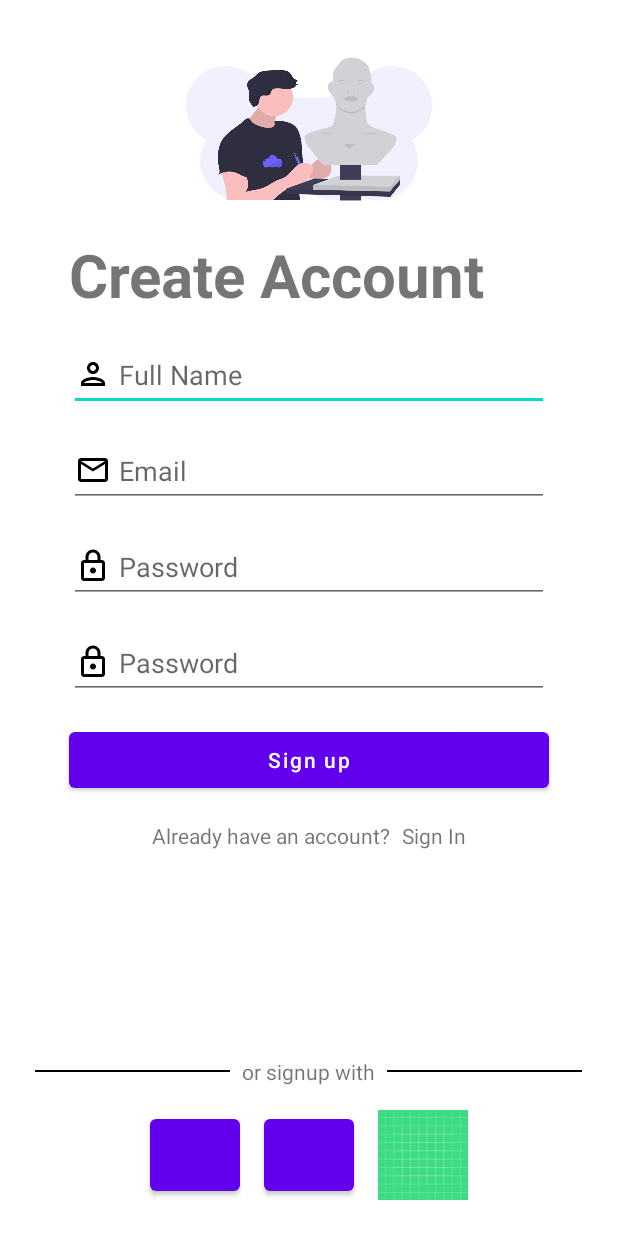
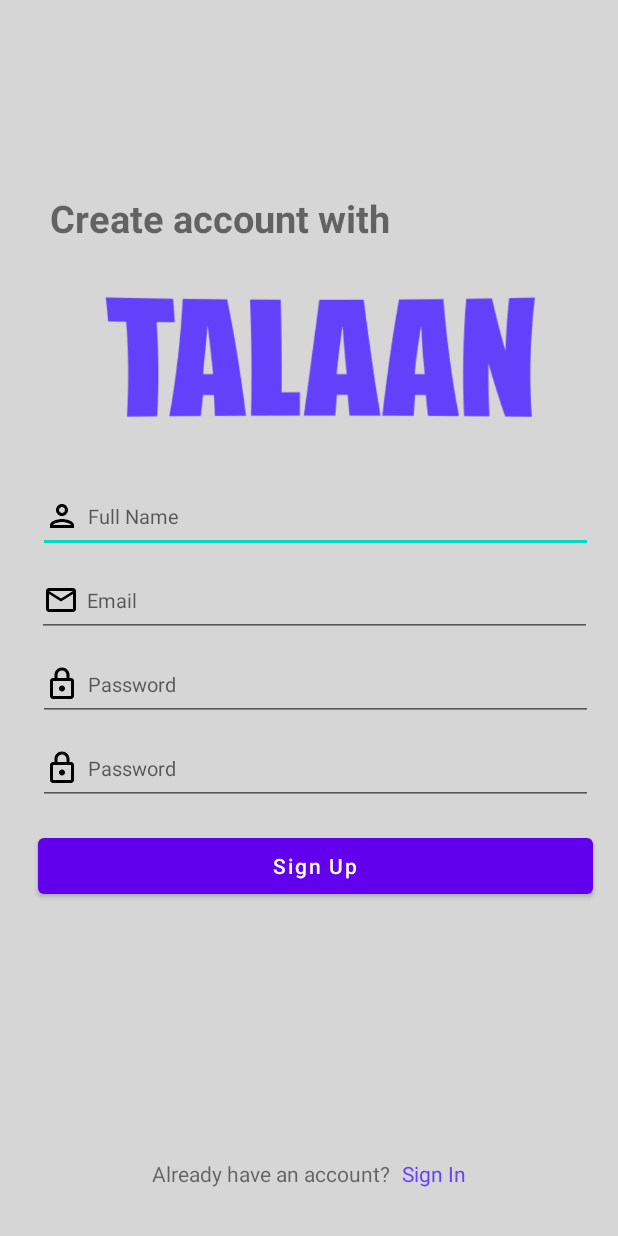
Before and after one commit to JCLabanero/hampas-libro, an Android app: the RegisterActivity screen opened directly, with no data from a screen before it, on a phone screen of 412 x 824 dp. Run offline under Robolectric (Android 15) with nearby library versions, the phone set to English and light mode, and no system bars.

Commit message:
update register act design and animation

```diff
--- a/app/src/main/java/com/example/slambookapp/activities/RegisterActivity.java
+++ b/app/src/main/java/com/example/slambookapp/activities/RegisterActivity.java
@@ -1,8 +1,10 @@
 package com.example.slambookapp.activities;
 
 import androidx.appcompat.app.AppCompatActivity;
+import androidx.constraintlayout.widget.ConstraintLayout;
 
 import android.content.Context;
+import android.graphics.drawable.AnimationDrawable;
 import android.os.Bundle;
 import android.view.View;
 import android.widget.Button;
@@ -30,6 +32,12 @@ public class RegisterActivity extends AppCompatActivity {
         setContentView(R.layout.activity_register);
 
         init();
+        ConstraintLayout resigterAct = findViewById(R.id.registerAct);
+        AnimationDrawable anim = (AnimationDrawable) resigterAct.getBackground();
+        anim.setEnterFadeDuration(5000);
+        anim.setExitFadeDuration(5000);
+        anim.start();
+
         database = new SQLiteDBHelper(context);
         signUp.setOnClickListener(clickHandler);
         login.setOnClickListener(clickHandler);
--- a/app/src/main/res/layout/activity_register.xml
+++ b/app/src/main/res/layout/activity_register.xml
@@ -4,84 +4,47 @@
     xmlns:tools="http://schemas.android.com/tools"
     android:layout_width="match_parent"
     android:layout_height="match_parent"
-    tools:context=".activities.LoginActivity">
-
-    <TextView
-        android:id="@+id/welcome"
-        android:layout_width="wrap_content"
-        android:layout_height="wrap_content"
-        android:layout_centerHorizontal="true"
-        android:layout_centerVertical="true"
-        android:gravity="start"
-        android:text="@string/create_account"
-        android:textSize="40sp"
-        android:textStyle="bold"
-        app:layout_constraintStart_toStartOf="@+id/editTextEmailAddress"
-        app:layout_constraintTop_toBottomOf="@+id/imageView" />
+    tools:context=".activities.LoginActivity"
+    android:background="@drawable/bg_color_list"
+    android:id="@+id/registerAct">
 
     <EditText
         android:id="@+id/editTextFullName"
-        android:layout_width="320dp"
+        android:layout_width="370dp"
         android:layout_height="48dp"
-        android:layout_marginTop="16dp"
+        android:layout_marginTop="8dp"
         android:drawableStart="@drawable/ic_outline_person"
         android:drawablePadding="5dp"
         android:ems="10"
         android:hint="@string/full_name"
         android:importantForAutofill="no"
         android:inputType="textEmailAddress"
+        android:textSize="13sp"
         app:layout_constraintEnd_toEndOf="parent"
+        app:layout_constraintHorizontal_bias="0.609"
         app:layout_constraintStart_toStartOf="parent"
-        app:layout_constraintTop_toBottomOf="@+id/welcome" />
+        app:layout_constraintTop_toBottomOf="@+id/imageView" />
 
     <EditText
-        android:id="@+id/editTextEmailAddress"
-        android:layout_width="320dp"
+        android:id="@+id/editTextConfirmPassword"
+        android:layout_width="370dp"
         android:layout_height="48dp"
-        android:layout_marginTop="16dp"
-        android:drawableStart="@drawable/ic_outline_email"
-        android:drawablePadding="5dp"
-        android:ems="10"
-        android:hint="@string/email"
-        android:importantForAutofill="no"
-        android:inputType="textEmailAddress"
-        app:layout_constraintEnd_toEndOf="parent"
-        app:layout_constraintStart_toStartOf="parent"
-        app:layout_constraintTop_toBottomOf="@+id/editTextFullName" />
-
-    <EditText
-        android:id="@+id/editTextPassword"
-        android:layout_width="320dp"
-        android:layout_height="48dp"
-        android:layout_marginTop="16dp"
+        android:layout_marginTop="8dp"
         android:drawableStart="@drawable/ic_outline_lock"
         android:drawablePadding="5dp"
         android:ems="10"
         android:hint="@string/password"
         android:importantForAutofill="no"
         android:inputType="textPassword"
+        android:textSize="13sp"
         app:layout_constraintEnd_toEndOf="parent"
-        app:layout_constraintStart_toStartOf="parent"
-        app:layout_constraintTop_toBottomOf="@+id/editTextEmailAddress" />
-
-    <EditText
-        android:id="@+id/editTextConfirmPassword"
-        android:layout_width="320dp"
-        android:layout_height="48dp"
-        android:layout_marginTop="16dp"
-        android:drawableStart="@drawable/ic_outline_lock"
-        android:drawablePadding="5dp"
-        android:ems="10"
-        android:hint="@string/password"
-        android:importantForAutofill="no"
-        android:inputType="textPassword"
-        app:layout_constraintEnd_toEndOf="parent"
+        app:layout_constraintHorizontal_bias="0.609"
         app:layout_constraintStart_toStartOf="parent"
         app:layout_constraintTop_toBottomOf="@+id/editTextPassword" />
 
     <Button
         android:id="@+id/buttonSignup"
-        android:layout_width="wrap_content"
+        android:layout_width="370dp"
         android:layout_height="wrap_content"
         android:layout_marginTop="16dp"
         android:width="320dp"
@@ -90,29 +53,81 @@
         android:text="@string/sign_up"
         android:textAllCaps="false"
         app:layout_constraintEnd_toEndOf="parent"
+        app:layout_constraintHorizontal_bias="0.609"
         app:layout_constraintStart_toStartOf="parent"
         app:layout_constraintTop_toBottomOf="@+id/editTextConfirmPassword"
         tools:ignore="TextContrastCheck" />
 
+    <EditText
+        android:id="@+id/editTextEmailAddress"
+        android:layout_width="370dp"
+        android:layout_height="48dp"
+        android:layout_marginTop="8dp"
+        android:drawableStart="@drawable/ic_outline_email"
+        android:drawablePadding="5dp"
+        android:ems="10"
+        android:hint="@string/email"
+        android:importantForAutofill="no"
+        android:inputType="textEmailAddress"
+        android:textSize="13sp"
+        app:layout_constraintEnd_toEndOf="parent"
+        app:layout_constraintHorizontal_bias="0.585"
+        app:layout_constraintStart_toStartOf="parent"
+        app:layout_constraintTop_toBottomOf="@+id/editTextFullName" />
+
     <ImageView
         android:id="@+id/imageView"
-        android:layout_width="200dp"
-        android:layout_height="140dp"
-        android:layout_marginTop="16dp"
+        android:layout_width="300dp"
+        android:layout_height="150dp"
         app:layout_constraintEnd_toEndOf="parent"
+        app:layout_constraintHorizontal_bias="0.585"
         app:layout_constraintStart_toStartOf="parent"
-        app:layout_constraintTop_toTopOf="parent"
-        app:srcCompat="@drawable/register_design" />
+        app:layout_constraintTop_toBottomOf="@+id/welcome"
+        app:srcCompat="@drawable/logo"
+        app:tint="@color/primary" />
+
+    <TextView
+        android:id="@+id/welcome"
+        android:layout_width="wrap_content"
+        android:layout_height="wrap_content"
+        android:layout_centerHorizontal="true"
+        android:layout_centerVertical="true"
+        android:layout_marginStart="8dp"
+        android:layout_marginTop="128dp"
+        android:gravity="start"
+        android:text="@string/create_account"
+        android:textSize="25sp"
+        android:textStyle="bold"
+        app:layout_constraintStart_toStartOf="@+id/editTextFullName"
+        app:layout_constraintTop_toTopOf="parent" />
+
+    <EditText
+        android:id="@+id/editTextPassword"
+        android:layout_width="370dp"
+        android:layout_height="48dp"
+        android:layout_marginTop="8dp"
+        android:drawableStart="@drawable/ic_outline_lock"
+        android:drawablePadding="5dp"
+        android:ems="10"
+        android:hint="@string/password"
+        android:importantForAutofill="no"
+        android:inputType="textPassword"
+        android:textSize="13sp"
+        app:layout_constraintEnd_toEndOf="parent"
+        app:layout_constraintHorizontal_bias="0.609"
+        app:layout_constraintStart_toStartOf="parent"
+        app:layout_constraintTop_toBottomOf="@+id/editTextEmailAddress" />
 
     <LinearLayout
         android:id="@+id/linearLayout3"
         android:layout_width="match_parent"
         android:layout_height="wrap_content"
-        android:layout_marginTop="16dp"
+        android:layout_marginBottom="32dp"
         android:gravity="center"
+        app:layout_constraintBottom_toBottomOf="parent"
         app:layout_constraintEnd_toEndOf="parent"
-        app:layout_constraintStart_toStartOf="parent"
-        app:layout_constraintTop_toBottomOf="@+id/buttonSignup">
+        app:layout_constraintHorizontal_bias="0.0"
+        app:layout_constraintStart_toStartOf="parent">
 
         <TextView
             android:id="@+id/textViewQuestion"
@@ -127,72 +142,11 @@
             android:layout_width="wrap_content"
             android:layout_height="wrap_content"
             android:importantForAutofill="no"
-            android:text="@string/log_in" />
+            android:text="@string/log_in"
+            android:textColor="@color/primary"/>
 
         <!--            android:textAppearance="@style/primary_black"-->
         <!--            android:textFontWeight="@android:integer/status_bar_notification_info_maxnum"/>-->
     </LinearLayout>
 
-    <LinearLayout
-        android:id="@+id/linearLayout2"
-        android:layout_width="match_parent"
-        android:layout_height="wrap_content"
-        android:gravity="center"
-        app:layout_constraintBottom_toTopOf="@+id/linearLayout"
-        app:layout_constraintEnd_toEndOf="parent"
-        app:layout_constraintStart_toStartOf="parent">
-
-        <View
-            android:id="@+id/view1"
-            android:layout_width="130dp"
-            android:layout_height="1dp"
-            android:background="@color/black" />
-
-        <TextView
-            android:id="@+id/textView"
-            android:layout_width="wrap_content"
-            android:layout_height="wrap_content"
-            android:layout_margin="8dp"
-            android:gravity="center"
-            android:text="or signup with" />
-
-        <View
-            android:id="@+id/view2"
-            android:layout_width="130dp"
-            android:layout_height="1dp"
-            android:background="@color/black" />
-    </LinearLayout>
-
-    <LinearLayout
-        android:id="@+id/linearLayout"
-        android:layout_width="match_parent"
-        android:layout_height="wrap_content"
-        android:layout_marginBottom="16dp"
-        android:gravity="center"
-        android:orientation="horizontal"
-        app:layout_constraintBottom_toBottomOf="parent"
-        app:layout_constraintEnd_toEndOf="parent"
-        app:layout_constraintStart_toStartOf="parent">
-
-        <Button
-            android:id="@+id/button2"
-            android:layout_width="60dp"
-            android:layout_height="60dp"
-            android:layout_margin="8dp"
-            android:contentDescription="Login with facebook" />
-
-        <Button
-            android:id="@+id/button3"
-            android:layout_width="60dp"
-            android:layout_height="60dp"
-            android:layout_margin="8dp"
-            android:contentDescription="Login with gmail" />
-
-        <ImageButton
-            android:layout_width="60dp"
-            android:layout_height="60dp"
-            android:layout_margin="8dp"
-            android:background="@drawable/ic_launcher_background"
-            android:contentDescription="Login with twitter" />
-    </LinearLayout>
 </androidx.constraintlayout.widget.ConstraintLayout>
--- a/app/src/main/res/values/strings.xml
+++ b/app/src/main/res/values/strings.xml
@@ -4,11 +4,11 @@
     <string name="log_in">Sign In</string>
     <string name="forgot_password">Forgot password?</string>
     <string name="no_account">Don\'t have an account?</string>
-    <string name="sign_up">Sign up</string>
+    <string name="sign_up">Sign Up</string>
     <string name="email">Email</string>
     <string name="password">Password</string>
     <string name="yes_account">Already have an account?</string>
-    <string name="create_account">Create Account</string>
+    <string name="create_account">Create account with</string>
     <string name="full_name">Full Name</string>
     <string name="confirm_password">Confirm Password</string>
 
```
